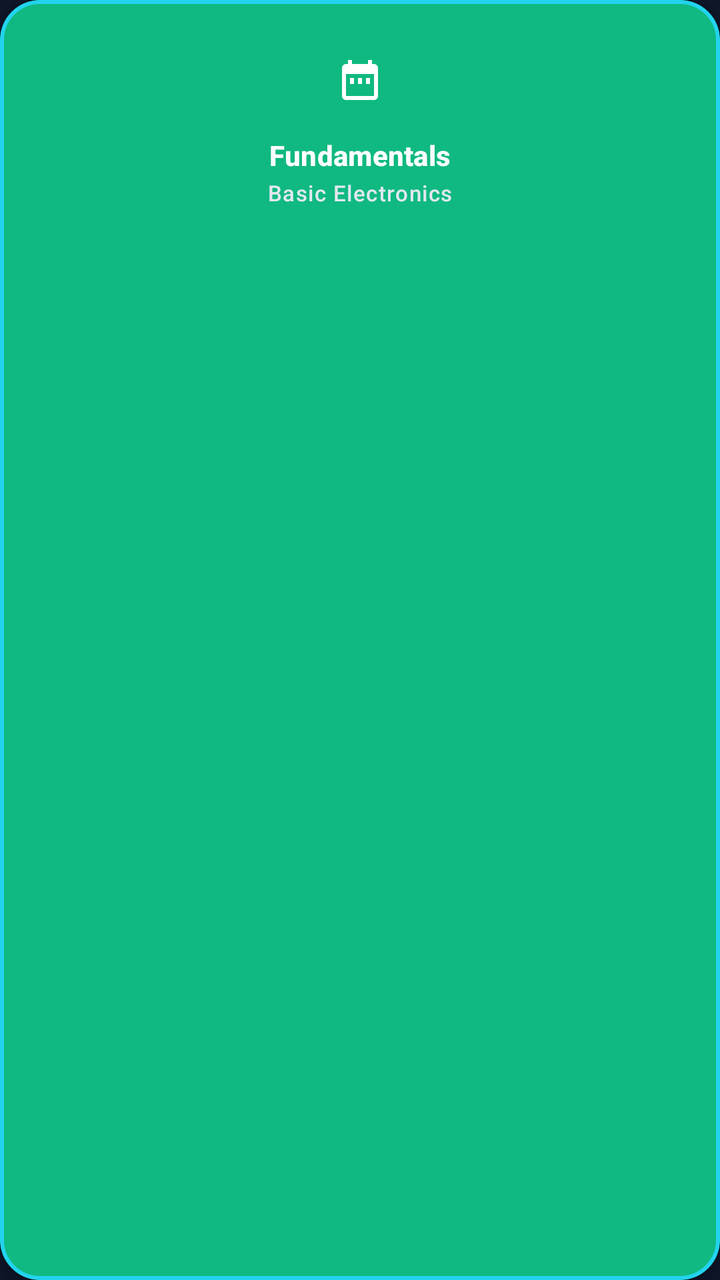
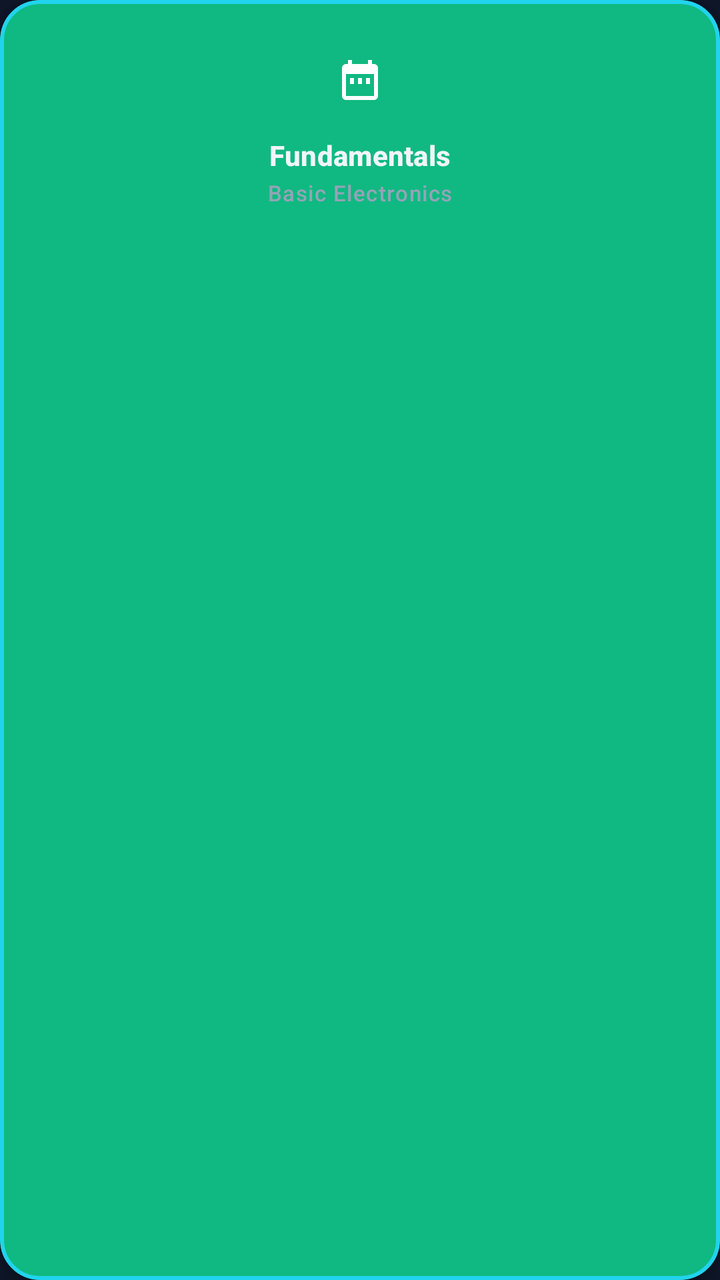

Screens rendered from an Android XML layout before and after an edit, with the pre-edit source and the edit as a unified diff.
<!-- AndroidManifest.xml: application theme Theme.EmbeddedSystemsCareerGuide -->
<!-- res/layout/view_stage_node_advanced.xml -->
<?xml version="1.0" encoding="utf-8"?>
<com.google.android.material.card.MaterialCardView xmlns:android="http://schemas.android.com/apk/res/android"
    xmlns:app="http://schemas.android.com/apk/res-auto"
    xmlns:tools="http://schemas.android.com/tools"
    android:layout_width="120dp"
    android:layout_height="140dp"
    app:cardBackgroundColor="@color/stage_available"
    app:cardCornerRadius="20dp"
    app:cardElevation="12dp"
    app:strokeColor="@color/cyan_400"
    app:strokeWidth="2dp">

    <androidx.constraintlayout.widget.ConstraintLayout
        android:layout_width="match_parent"
        android:layout_height="match_parent"
        android:padding="12dp">

        
        <ImageView
            android:id="@+id/imageView_stage_icon"
            android:layout_width="40dp"
            android:layout_height="40dp"
            android:layout_marginTop="8dp"
            android:contentDescription="@string/cd_stage_icon"
            android:scaleType="centerInside"
            android:src="@drawable/ic_foundations"
            android:tint="@color/white"
            app:layout_constraintEnd_toEndOf="parent"
            app:layout_constraintStart_toStartOf="parent"
            app:layout_constraintTop_toTopOf="parent" />

        
        <com.google.android.material.progressindicator.CircularProgressIndicator
            android:id="@+id/progress_stage"
            android:layout_width="50dp"
            android:layout_height="50dp"
            android:visibility="gone"
            app:indicatorColor="@color/cyan_400"
            app:indicatorSize="50dp"
            app:layout_constraintBottom_toBottomOf="@id/imageView_stage_icon"
            app:layout_constraintEnd_toEndOf="@id/imageView_stage_icon"
            app:layout_constraintStart_toStartOf="@id/imageView_stage_icon"
            app:layout_constraintTop_toTopOf="@id/imageView_stage_icon"
            app:trackColor="@color/slate_600"
            app:trackThickness="4dp"
            tools:progress="75" />

        
        <TextView
            android:id="@+id/text_stage_title"
            android:layout_width="0dp"
            android:layout_height="wrap_content"
            android:layout_marginTop="8dp"
            android:gravity="center"
            android:maxLines="1"
            android:text="Fundamentals"
            android:textAppearance="@style/TextAppearance.Material3.LabelLarge"
            android:textColor="@color/white"
            android:textStyle="bold"
            app:layout_constraintEnd_toEndOf="parent"
            app:layout_constraintStart_toStartOf="parent"
            app:layout_constraintTop_toBottomOf="@id/imageView_stage_icon" />

        
        <TextView
            android:id="@+id/text_stage_subtitle"
            android:layout_width="0dp"
            android:layout_height="wrap_content"
            android:layout_marginTop="2dp"
            android:gravity="center"
            android:maxLines="2"
            android:text="Basic Electronics"
            android:textAppearance="@style/TextAppearance.Material3.LabelSmall"
            android:textColor="@color/slate_200"
            app:layout_constraintEnd_toEndOf="parent"
            app:layout_constraintStart_toStartOf="parent"
            app:layout_constraintTop_toBottomOf="@id/text_stage_title" />

        
        <LinearLayout
            android:id="@+id/stars_container"
            android:layout_width="wrap_content"
            android:layout_height="wrap_content"
            android:layout_marginBottom="4dp"
            android:orientation="horizontal"
            android:visibility="gone"
            android:contentDescription="@string/cd_star_rating"
            android:importantForAccessibility="yes"
            app:layout_constraintBottom_toBottomOf="parent"
            app:layout_constraintEnd_toEndOf="parent"
            app:layout_constraintStart_toStartOf="parent"
            tools:visibility="visible">

            <ImageView
                android:layout_width="16dp"
                android:layout_height="16dp"
                android:layout_marginEnd="2dp"
                android:src="@drawable/ic_star"
                android:importantForAccessibility="no"
                android:tint="@color/xp_gold" />

            <ImageView
                android:layout_width="16dp"
                android:layout_height="16dp"
                android:layout_marginEnd="2dp"
                android:src="@drawable/ic_star"
                android:importantForAccessibility="no"
                android:tint="@color/xp_gold" />

            <ImageView
                android:layout_width="16dp"
                android:layout_height="16dp"
                android:src="@drawable/ic_star"
                android:importantForAccessibility="no"
                android:tint="@color/slate_400" />

        </LinearLayout>

        
        <TextView
            android:id="@+id/text_xp_reward"
            android:layout_width="wrap_content"
            android:layout_height="wrap_content"
            android:background="@drawable/bg_rounded_badge"
            android:paddingHorizontal="8dp"
            android:paddingVertical="2dp"
            android:text="+100 XP"
            android:textAppearance="@style/TextAppearance.Material3.LabelSmall"
            android:textColor="@color/slate_900"
            android:textStyle="bold"
            android:visibility="gone"
            app:layout_constraintEnd_toEndOf="parent"
            app:layout_constraintTop_toTopOf="parent"
            tools:visibility="visible" />

    </androidx.constraintlayout.widget.ConstraintLayout>

</com.google.android.material.card.MaterialCardView>
<!-- resources referenced by this layout -->
<resources>
  <color name="cyan_400">#22D3EE</color>
  <color name="slate_200">#E2E8F0</color>
  <color name="slate_400">#94A3B8</color>
  <color name="slate_600">#475569</color>
  <color name="slate_900">#0F172A</color>
  <color name="stage_available">#10B981</color>
  <color name="white">#FFFFFF</color>
  <color name="xp_gold">#F59E0B</color>
  <style name="Theme.EmbeddedSystemsCareerGuide" parent="Theme.Material3.DayNight.NoActionBar">
          
          <item name="colorPrimary">@color/indigo_600</item>
          <item name="colorPrimaryVariant">@color/indigo_500</item>
          <item name="colorOnPrimary">@color/white</item>
  
          
          <item name="colorSecondary">@color/cyan_500</item>
          <item name="colorSecondaryVariant">@color/cyan_400</item>
          <item name="colorOnSecondary">@color/slate_900</item>
  
          
          <item name="android:colorBackground">@color/background</item>
          <item name="colorSurface">@color/card_background</item>
          <item name="colorOnBackground">@color/text_primary</item>
          <item name="colorOnSurface">@color/text_primary</item>
          <item name="colorSurfaceVariant">@color/card_elevated</item>
          <item name="colorOnSurfaceVariant">@color/text_secondary</item>
          <item name="colorOutline">@color/card_border</item>
  
          
          <item name="android:statusBarColor">@color/background</item>
          <item name="android:navigationBarColor">@color/background</item>
          <item name="android:windowLightStatusBar">true</item>
          <item name="android:windowLightNavigationBar">true</item>
  
          
          <item name="android:textColorPrimary">@color/text_primary</item>
          <item name="android:textColorSecondary">@color/text_secondary</item>
  
          
          <item name="materialButtonStyle">@style/Widget.App.Button</item>
          <item name="textInputStyle">@style/Widget.App.TextInputLayout</item>
          <item name="materialCardViewStyle">@style/Widget.App.CardView</item>
          <item name="alertDialogTheme">@style/Theme.App.AlertDialog</item>
          <item name="materialAlertDialogTheme">@style/Theme.App.AlertDialog</item>
      </style>
  <color name="indigo_600">#4F46E5</color>
  <color name="indigo_500">#6366F1</color>
  <color name="cyan_500">#06B6D4</color>
  <color name="glass_primary">#1A1E293B</color>
  <color name="slate_100">#F1F5F9</color>
  <color name="slate_700">#334155</color>
  <color name="ripple_color">#FFFFFF30</color>
  <color name="indigo_400">#818CF8</color>
  <color name="slate_300">#CBD5E1</color>
  <color name="red_400">#F87171</color>
  <color name="slate_800">#1E293B</color>
  <!-- unchanged entries left out for length: 17 -->
</resources>

<!-- the commit's change to res/layout/view_stage_node_advanced.xml (unified diff, before → after) -->
@@ -41,7 +41,7 @@
             app:layout_constraintEnd_toEndOf="@id/imageView_stage_icon"
             app:layout_constraintStart_toStartOf="@id/imageView_stage_icon"
             app:layout_constraintTop_toTopOf="@id/imageView_stage_icon"
-            app:trackColor="@color/slate_600"
+            app:trackColor="?attr/appOutline"
             app:trackThickness="4dp"
             tools:progress="75" />
 
@@ -55,7 +55,7 @@
             android:maxLines="1"
             android:text="Fundamentals"
             android:textAppearance="@style/TextAppearance.Material3.LabelLarge"
-            android:textColor="@color/white"
+            android:textColor="?attr/appTextPrimary"
             android:textStyle="bold"
             app:layout_constraintEnd_toEndOf="parent"
             app:layout_constraintStart_toStartOf="parent"
@@ -71,7 +71,7 @@
             android:maxLines="2"
             android:text="Basic Electronics"
             android:textAppearance="@style/TextAppearance.Material3.LabelSmall"
-            android:textColor="@color/slate_200"
+            android:textColor="?attr/appTextSecondary"
             app:layout_constraintEnd_toEndOf="parent"
             app:layout_constraintStart_toStartOf="parent"
             app:layout_constraintTop_toBottomOf="@id/text_stage_title" />
@@ -112,7 +112,7 @@
                 android:layout_height="16dp"
                 android:src="@drawable/ic_star"
                 android:importantForAccessibility="no"
-                android:tint="@color/slate_400" />
+                android:tint="?attr/appTextSecondary" />
 
         </LinearLayout>
 
<!-- resource entries referenced after the edit -->
@@ -1,14 +1,30 @@
 <!-- resources referenced by this layout -->
 <resources>
   <color name="cyan_400">#22D3EE</color>
-  <color name="slate_200">#E2E8F0</color>
   <color name="slate_400">#94A3B8</color>
+  <color name="slate_500">#64748B</color>
   <color name="slate_600">#475569</color>
   <color name="slate_900">#0F172A</color>
   <color name="stage_available">#10B981</color>
   <color name="white">#FFFFFF</color>
   <color name="xp_gold">#F59E0B</color>
   <style name="Theme.EmbeddedSystemsCareerGuide" parent="Theme.Material3.DayNight.NoActionBar">
+          
+          <item name="appBackground">@color/background</item>
+          <item name="appSurface">@color/card_background</item>
+          <item name="appSurfaceElevated">@color/card_elevated</item>
+          <item name="appOutline">@color/card_border</item>
+          <item name="appInputBackground">@color/input_background</item>
+          <item name="appTextPrimary">@color/text_primary</item>
+          <item name="appTextSecondary">@color/text_secondary</item>
+          <item name="appTextTertiary">@color/text_tertiary</item>
+          <item name="appTextHint">@color/text_hint</item>
+          <item name="appAccentMuted">@color/glass_accent</item>
+          <item name="appWindowBackground">@drawable/bg_window_midnight</item>
+  
+          
+          <item name="elevationOverlayEnabled">false</item>
+  
           
           <item name="colorPrimary">@color/indigo_600</item>
           <item name="colorPrimaryVariant">@color/indigo_500</item>
@@ -45,6 +61,20 @@
           <item name="alertDialogTheme">@style/Theme.App.AlertDialog</item>
           <item name="materialAlertDialogTheme">@style/Theme.App.AlertDialog</item>
       </style>
+  <color name="input_background">@color/slate_700</color>
+  <color name="text_tertiary">@color/slate_500</color>
+  <color name="text_hint">@color/slate_500</color>
+  <color name="glass_accent">#1A6366F1</color>
+  <!-- drawable bg_window_midnight (drawable) -->
+  <?xml version="1.0" encoding="utf-8"?>
+  <shape xmlns:android="http://schemas.android.com/apk/res/android">
+      <gradient
+          android:angle="135"
+          android:startColor="#0B1120"
+          android:centerColor="#0B1120"
+          android:endColor="#131C31"
+          android:type="linear" />
+  </shape>
   <color name="indigo_600">#4F46E5</color>
   <color name="indigo_500">#6366F1</color>
   <color name="cyan_500">#06B6D4</color>
